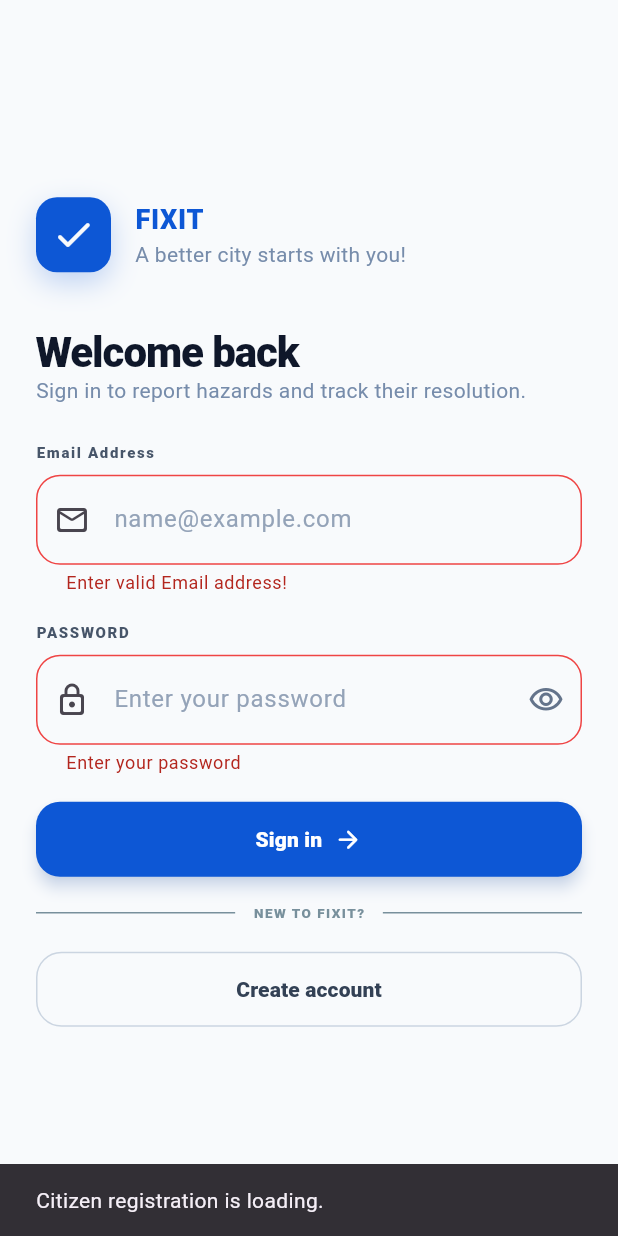
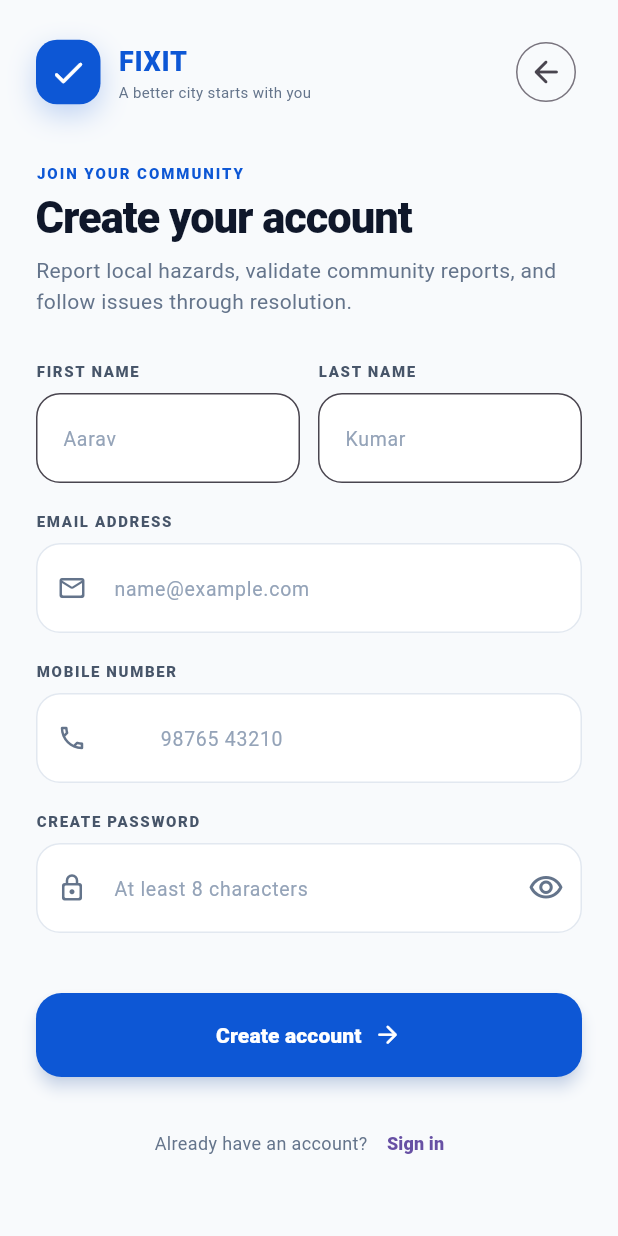
Before and after one commit to AkshayaG22/Mini-Project-SE, a Flutter app: the screen it shows after launch, after a tap on "Sign in", after a tap on "Create account", on a phone screen of 412 x 824 dp. Run offline on Flutter 3.47's test engine with Material 3 defaults, Android fonts, the phone set to English and light mode, and no system bars.

Commit message:
create account screen added

```diff
--- a/lib/main.dart
+++ b/lib/main.dart
@@ -1,5 +1,6 @@
 import 'package:flutter/material.dart';
-import '../screens/login_screen.dart'; // if you put LoginScreen in a separate file
+import 'package:flutter_application_1/screens/create_acc.dart';
+import 'package:flutter_application_1/screens/login_screen.dart';
 
 void main() {
   runApp(const MyApp());
@@ -15,11 +16,18 @@ class MyApp extends StatelessWidget {
       theme: ThemeData(
         primarySwatch: Colors.blue,
       ),
-      home: LoginScreen(
-        onSignedIn: () {
-          // For now, just show a snackbar or navigate
-          print("Signed in!");
-        },
+      home: Builder(
+        builder: (context) => LoginScreen(
+          onSignedIn: () {},
+          onCreateAccount: () => Navigator.of(context).push(
+            MaterialPageRoute<void>(
+              builder: (context) => CreateAccountScreen(
+                onAccountCreated: () => Navigator.of(context).pop(),
+                onBackToLogin: () => Navigator.of(context).pop(),
+              ),
+            ),
+          ),
+        ),
       ),
     );
   }
--- /dev/null
+++ b/lib/screens/create_acc.dart
@@ -0,0 +1,519 @@
+import "package:flutter/material.dart";
+
+const _blue = Color(0xFF0D57D5);
+const _canvas = Color(0xFFF8FAFC);
+
+class CreateAccountScreen extends StatefulWidget {
+  const CreateAccountScreen({
+    required this.onAccountCreated,
+    required this.onBackToLogin,
+    super.key,
+  });
+
+  final VoidCallback onAccountCreated;
+  final VoidCallback onBackToLogin;
+
+  @override
+  State<CreateAccountScreen> createState() => _CreateAccountScreenState();
+}
+
+class _CreateAccountScreenState extends State<CreateAccountScreen> {
+  final formKey = GlobalKey<FormState>();
+  final firstNameController = TextEditingController();
+  final lastNameController = TextEditingController();
+  final emailController = TextEditingController();
+  final phoneController = TextEditingController();
+  final passwordController = TextEditingController();
+
+  bool showPassword = false;
+  // bool acceptedTerms = false;
+  bool submitting = false;
+
+  @override
+  void dispose() {
+    firstNameController.dispose();
+    lastNameController.dispose();
+    emailController.dispose();
+    phoneController.dispose();
+    passwordController.dispose();
+    super.dispose();
+  }
+
+  Future<void> createAccount() async {
+    if (!(formKey.currentState?.validate() ?? false)) return;
+    // if (!acceptedTerms) {
+    //   ScaffoldMessenger.of(context).showSnackBar(
+    //     const SnackBar(
+    //       content: Text("Please accept the terms and privacy policy."),
+    //     ),
+    //   );
+    //   return;
+    // }
+
+    setState(() => submitting = true);
+    await Future<void>.delayed(const Duration(milliseconds: 700));
+    if (!mounted) return;
+    widget.onAccountCreated();
+  }
+
+  @override
+  Widget build(BuildContext context) {
+    return Scaffold(
+      backgroundColor: _canvas,
+      body: SafeArea(
+        child: Center(
+          child: SingleChildScrollView(
+            padding: const EdgeInsets.fromLTRB(24, 24, 24, 32),
+            child: ConstrainedBox(
+              constraints: const BoxConstraints(maxWidth: 430),
+              child: Form(
+                key: formKey,
+                child: Column(
+                  crossAxisAlignment: CrossAxisAlignment.stretch,
+                  children: [
+                    _AccountHeader(onBack: widget.onBackToLogin),
+                    const SizedBox(height: 36),
+                    const Text(
+                      "JOIN YOUR COMMUNITY",
+                      style: TextStyle(
+                        color: _blue,
+                        fontSize: 10,
+                        fontWeight: FontWeight.w900,
+                        letterSpacing: 1.3,
+                      ),
+                    ),
+                    const SizedBox(height: 7),
+                    const Text(
+                      "Create your account",
+                      style: TextStyle(
+                        color: Color(0xFF0F172A),
+                        fontSize: 29,
+                        height: 1.1,
+                        fontWeight: FontWeight.w900,
+                        letterSpacing: -0.7,
+                      ),
+                    ),
+                    const SizedBox(height: 9),
+                    const Text(
+                      "Report local hazards, validate community reports, and follow issues through resolution.",
+                      style: TextStyle(
+                        color: Color(0xFF64748B),
+                        fontSize: 14,
+                        height: 1.5,
+                      ),
+                    ),
+                    const SizedBox(height: 28),
+                    Row(
+                      crossAxisAlignment: CrossAxisAlignment.start,
+                      children: [
+                        Expanded(
+                          child: _NameField(
+                            label: "FIRST NAME",
+                            hint: "Aarav",
+                            controller: firstNameController,
+                            autofillHint: AutofillHints.givenName,
+                          ),
+                        ),
+                        const SizedBox(width: 12),
+                        Expanded(
+                          child: _NameField(
+                            label: "LAST NAME",
+                            hint: "Kumar",
+                            controller: lastNameController,
+                            autofillHint: AutofillHints.familyName,
+                          ),
+                        ),
+                      ],
+                    ),
+                    const SizedBox(height: 18),
+                    const _FieldLabel("EMAIL ADDRESS"),
+                    const SizedBox(height: 8),
+                    TextFormField(
+                      controller: emailController,
+                      keyboardType: TextInputType.emailAddress,
+                      textInputAction: TextInputAction.next,
+                      autofillHints: const [AutofillHints.email],
+                      decoration: _inputDecoration(
+                        hintText: "name@example.com",
+                        icon: Icons.mail_outline_rounded,
+                      ),
+                      validator: (value) {
+                        final email = value?.trim() ?? "";
+                        if (email.isEmpty) return "Enter your email address";
+                        if (!email.contains("@") || !email.contains(".")) {
+                          return "Enter a valid email address";
+                        }
+                        return null;
+                      },
+                    ),
+                    const SizedBox(height: 18),
+                    const _FieldLabel("MOBILE NUMBER"),
+                    const SizedBox(height: 8),
+                    TextFormField(
+                      controller: phoneController,
+                      keyboardType: TextInputType.phone,
+                      textInputAction: TextInputAction.next,
+                      autofillHints: const [AutofillHints.telephoneNumber],
+                      decoration: _inputDecoration(
+                        hintText: "98765 43210",
+                        icon: Icons.phone_outlined,
+                        prefixText: "+91  ",
+                      ),
+                      validator: (value) {
+                        final digits = (value ?? "").replaceAll(
+                          RegExp(r"\D"),
+                          "",
+                        );
+                        if (digits.length < 10) {
+                          return "Enter a valid mobile number";
+                        }
+                        return null;
+                      },
+                    ),
+                    const SizedBox(height: 18),
+                    const _FieldLabel("CREATE PASSWORD"),
+                    const SizedBox(height: 8),
+                    TextFormField(
+                      controller: passwordController,
+                      obscureText: !showPassword,
+                      textInputAction: TextInputAction.done,
+                      autofillHints: const [AutofillHints.newPassword],
+                      onFieldSubmitted: (_) => createAccount(),
+                      decoration: _inputDecoration(
+                        hintText: "At least 8 characters",
+                        icon: Icons.lock_outline_rounded,
+                      ).copyWith(
+                        suffixIcon: IconButton(
+                          onPressed: () => setState(
+                            () => showPassword = !showPassword,
+                          ),
+                          icon: Icon(
+                            showPassword
+                                ? Icons.visibility_off_outlined
+                                : Icons.visibility_outlined,
+                            color: const Color(0xFF64748B),
+                          ),
+                          tooltip: showPassword
+                              ? "Hide password"
+                              : "Show password",
+                        ),
+                      ),
+                      validator: (value) {
+                        if ((value ?? "").length < 8) {
+                          return "Password must have at least 8 characters";
+                        }
+                        return null;
+                      },
+                    ),
+                    const SizedBox(height: 16),
+                    // Row(
+                    //   crossAxisAlignment: CrossAxisAlignment.start,
+                    //   children: [
+                    //     SizedBox(
+                    //       width: 24,
+                    //       height: 24,
+                    //       child: Checkbox(
+                    //         value: acceptedTerms,
+                    //         activeColor: _blue,
+                    //         shape: RoundedRectangleBorder(
+                    //           borderRadius: BorderRadius.circular(5),
+                    //         ),
+                    //         onChanged: (value) => setState(
+                    //           () => acceptedTerms = value ?? false,
+                    //         ),
+                    //       ),
+                    //     ),
+                    //     const SizedBox(width: 10),
+                    //     Expanded(
+                    //       child: Text.rich(
+                    //         TextSpan(
+                    //           style: const TextStyle(
+                    //             color: Color(0xFF475569),
+                    //             fontSize: 12,
+                    //             height: 1.55,
+                    //           ),
+                    //           children: const [
+                    //             TextSpan(text: "I agree to the "),
+                    //             TextSpan(
+                    //               text: "Terms of Service",
+                    //               style: TextStyle(
+                    //                 color: _blue,
+                    //                 fontWeight: FontWeight.w800,
+                    //               ),
+                    //             ),
+                    //             TextSpan(text: " and "),
+                    //             TextSpan(
+                    //               text: "Privacy Policy",
+                    //               style: TextStyle(
+                    //                 color: _blue,
+                    //                 fontWeight: FontWeight.w800,
+                    //               ),
+                    //             ),
+                    //             TextSpan(text: "."),
+                    //           ],
+                    //         ),
+                    //       ),
+                    //     ),
+                    //   ],
+                    // ),
+                    const SizedBox(height: 24),
+                    FilledButton(
+                      onPressed: submitting ? null : createAccount,
+                      style: FilledButton.styleFrom(
+                        backgroundColor: _blue,
+                        minimumSize: const Size.fromHeight(56),
+                        shape: RoundedRectangleBorder(
+                          borderRadius: BorderRadius.circular(17),
+                        ),
+                        elevation: 4,
+                        shadowColor: const Color(0x500D57D5),
+                      ),
+                      child: submitting
+                          ? const SizedBox(
+                              width: 23,
+                              height: 23,
+                              child: CircularProgressIndicator(
+                                color: Colors.white,
+                                strokeWidth: 2.5,
+                              ),
+                            )
+                          : const Row(
+                              mainAxisAlignment: MainAxisAlignment.center,
+                              children: [
+                                Text(
+                                  "Create account",
+                                  style: TextStyle(
+                                    fontSize: 14,
+                                    fontWeight: FontWeight.w800,
+                                  ),
+                                ),
+                                SizedBox(width: 8),
+                                Icon(Icons.arrow_forward_rounded, size: 19),
+                              ],
+                            ),
+                    ),
+                    const SizedBox(height: 20),
+                    Row(
+                      mainAxisAlignment: MainAxisAlignment.center,
+                      children: [
+                        const Text(
+                          "Already have an account?",
+                          style: TextStyle(
+                            color: Color(0xFF64748B),
+                            fontSize: 12,
+                          ),
+                        ),
+                        TextButton(
+                          onPressed: widget.onBackToLogin,
+                          child: const Text(
+                            "Sign in",
+                            style: TextStyle(
+                              fontSize: 12,
+                              fontWeight: FontWeight.w800,
+                            ),
+                          ),
+                        ),
+                      ],
+                    ),
+                    const SizedBox(height: 14),
+                    // Container(
+                    //   padding: const EdgeInsets.all(15),
+                    //   decoration: BoxDecoration(
+                    //     color: const Color(0xFFECFDF5),
+                    //     borderRadius: BorderRadius.circular(17),
+                    //     border: Border.all(color: const Color(0xFFD1FAE5)),
+                    //   ),
+                    //   // child: const Row(
+                    //   //   crossAxisAlignment: CrossAxisAlignment.start,
+                    //   //   children: [
+                    //   //     Icon(
+                    //   //       Icons.verified_user_outlined,
+                    //   //       color: Color(0xFF047857),
+                    //   //       size: 20,
+                    //   //     ),
+                    //   //     SizedBox(width: 10),
+                    //   //     // Expanded(
+                    //   //     //   child: Text(
+                    //   //     //     "Privacy first. Your contact details are used only for report updates and account security.",
+                    //   //     //     style: TextStyle(
+                    //   //     //       color: Color(0xFF065F46),
+                    //   //     //       fontSize: 11,
+                    //   //     //       height: 1.5,
+                    //   //     //     ),
+                    //   //     //   ),
+                    //   //     // ),
+                    //   //   ],
+                    //   // ),
+                    // ),
+                  ],
+                ),
+              ),
+            ),
+          ),
+        ),
+      ),
+    );
+  }
+
+  InputDecoration _inputDecoration({
+    required String hintText,
+    required IconData icon,
+    String? prefixText,
+  }) {
+    return InputDecoration(
+      hintText: hintText,
+      prefixText: prefixText,
+      hintStyle: const TextStyle(color: Color(0xFF94A3B8), fontSize: 13),
+      prefixIcon: Icon(icon, color: const Color(0xFF64748B), size: 20),
+      filled: true,
+      fillColor: Colors.white,
+      contentPadding: const EdgeInsets.symmetric(vertical: 18, horizontal: 16),
+
+      enabledBorder: OutlineInputBorder(
+        borderRadius: BorderRadius.circular(16),
+        borderSide: const BorderSide(color: Color(0xFFE2E8F0)),
+      ),
+
+      focusedBorder: OutlineInputBorder(
+        borderRadius: BorderRadius.circular(16),
+        borderSide: const BorderSide(color: _blue, width: 1.5),
+      ),
+
+      errorBorder: OutlineInputBorder(
+        borderRadius: BorderRadius.circular(16),
+        borderSide: const BorderSide(color: Color(0xFFEF4444)),
+      ),
+
+      focusedErrorBorder: OutlineInputBorder(
+        borderRadius: BorderRadius.circular(16),
+        borderSide: const BorderSide(color: Color(0xFFEF4444), width: 1.5),
+      ),
+
+    );
+  }
+}
+
+class _AccountHeader extends StatelessWidget {
+  const _AccountHeader({required this.onBack});
+
+  final VoidCallback onBack;
+
+  @override
+  Widget build(BuildContext context) {
+    return Row(
+      children: [
+        Container(
+          width: 43,
+          height: 43,
+          decoration: BoxDecoration(
+            color: _blue,
+            borderRadius: BorderRadius.circular(14),
+            boxShadow: const [
+              BoxShadow(
+                color: Color(0x3D0D57D5),
+                blurRadius: 16,
+                offset: Offset(0, 7),
+              ),
+            ],
+          ),
+          child: const Icon(Icons.check_rounded, color: Colors.white, size: 26),
+        ),
+        const SizedBox(width: 12),
+        const Column(
+          crossAxisAlignment: CrossAxisAlignment.start,
+          children: [
+            Text(
+              "FIXIT",
+              style: TextStyle(
+                color: _blue,
+                fontSize: 18,
+                fontWeight: FontWeight.w900,
+                letterSpacing: 0.5,
+              ),
+            ),
+            Text(
+              "A better city starts with you",
+              style: TextStyle(color: Color(0xFF64748B), fontSize: 10),
+            ),
+          ],
+        ),
+        const Spacer(),
+        IconButton.outlined(
+          onPressed: onBack,
+          icon: const Icon(Icons.arrow_back_rounded),
+          tooltip: "Back to sign in",
+        ),
+      ],
+    );
+  }
+}
+
+class _NameField extends StatelessWidget {
+  const _NameField({
+    required this.label,
+    required this.hint,
+    required this.controller,
+    required this.autofillHint,
+  });
+
+  final String label;
+  final String hint;
+  final TextEditingController controller;
+  final String autofillHint;
+
+  @override
+  Widget build(BuildContext context) {
+    return Column(
+      crossAxisAlignment: CrossAxisAlignment.start,
+      children: [
+        _FieldLabel(label),
+        const SizedBox(height: 8),
+        TextFormField(
+          controller: controller,
+          textCapitalization: TextCapitalization.words,
+          textInputAction: TextInputAction.next,
+          autofillHints: [autofillHint],
+          decoration: InputDecoration(
+            hintText: hint,
+            hintStyle: const TextStyle(
+              color: Color(0xFF94A3B8),
+              fontSize: 13,
+            ),
+            filled: true,
+            fillColor: Colors.white,
+            contentPadding: const EdgeInsets.symmetric(
+              vertical: 18,
+              horizontal: 14,
+            ),
+            border: OutlineInputBorder(
+              borderRadius: BorderRadius.circular(16),
+              borderSide: const BorderSide(color: Color(0xFFE2E8F0)),
+            ),
+          ),
+          validator: (value) => (value?.trim().isEmpty ?? true)
+              ? "Required"
+              : null,
+        ),
+      ],
+    );
+  }
+}
+
+class _FieldLabel extends StatelessWidget {
+  const _FieldLabel(this.label);
+
+  final String label;
+
+  @override
+  Widget build(BuildContext context) {
+    return Text(
+      label,
+      style: const TextStyle(
+        color: Color(0xFF475569),
+        fontSize: 10,
+        fontWeight: FontWeight.w800,
+        letterSpacing: 1.1,
+      ),
+    );
+  }
+}
--- a/lib/screens/login_screen.dart
+++ b/lib/screens/login_screen.dart
@@ -1,5 +1,5 @@
 import "package:flutter/material.dart";
-import "package:flutter/rendering.dart";
+// import "package:flutter/rendering.dart";
 
 const _blue = Color(0xFF0D57D5);
 const _canvas = Color(0xFFF8FAFC);
@@ -7,10 +7,10 @@ const _canvas = Color(0xFFF8FAFC);
 
 class LoginScreen extends StatefulWidget {
 
-  const LoginScreen({required this.onSignedIn, super.key});
+  const LoginScreen({required this.onSignedIn, required this.onCreateAccount, super.key});
 
   final VoidCallback onSignedIn;
-
+  final VoidCallback onCreateAccount;
   @override
 
   State<LoginScreen> createState() => _LoginScreenState();
@@ -206,7 +206,7 @@ class _LoginScreenState extends State<LoginScreen> {
                   ],),
                   const SizedBox(height:18),
                   OutlinedButton(
-                    onPressed: ()=> _showRegistrationMessage(context),
+                    onPressed: widget.onCreateAccount,
                     style: OutlinedButton.styleFrom(
                       minimumSize: const Size.fromHeight(50),
                       side: BorderSide(color:Color(0xFFCBD5E1)),
```
